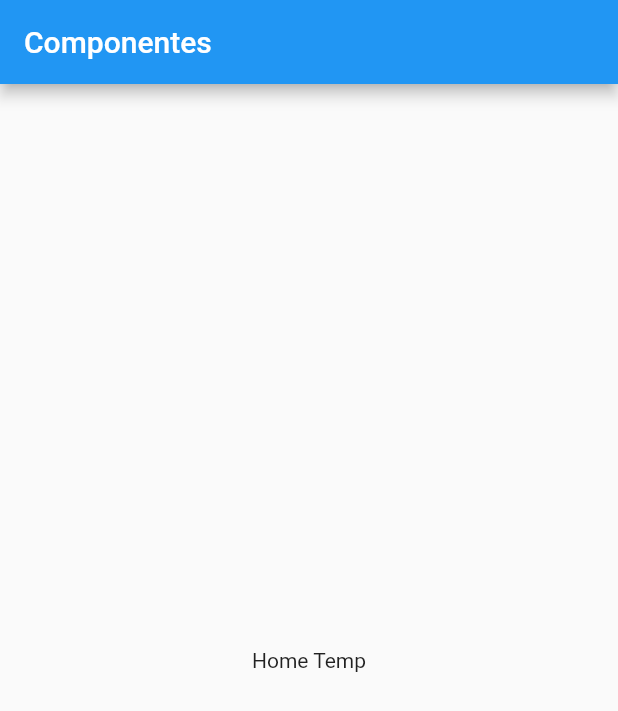
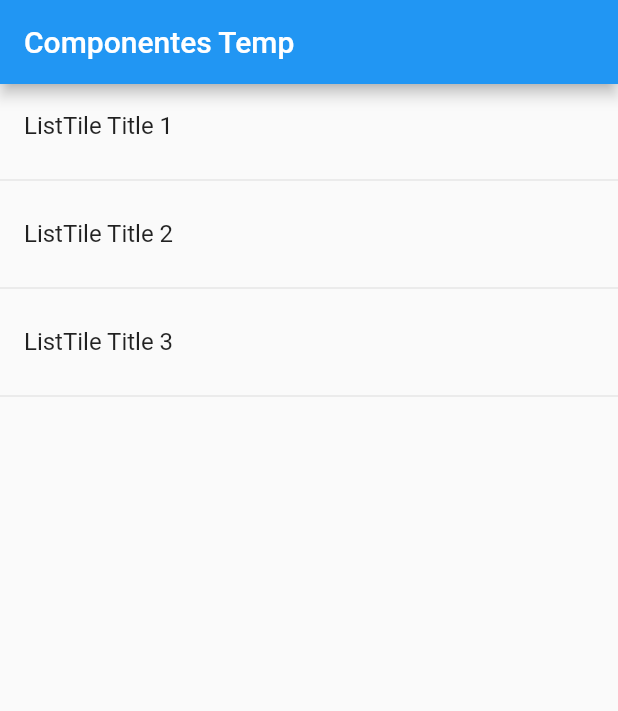
Before and after one commit to marcosihe/flutter_components, a Flutter app: the screen it shows after launch, on a phone screen of 412 x 824 dp. Shown: the top 711 px of the screen. Run offline on Flutter 3.47's test engine with Material 2 defaults, Android fonts, the phone set to English and light mode, and no system bars.

Commit message:
Se hizo uso de los widgets ListView and ListTile.

```diff
--- a/lib/main.dart
+++ b/lib/main.dart
@@ -9,12 +9,7 @@ class MyApp extends StatelessWidget {
     return MaterialApp(
       debugShowCheckedModeBanner: false,
       title: 'Componentes App',
-      home: Scaffold(
-        appBar: AppBar(
-          title: Text('Componentes'),
-        ),
-        body: HomePageTemp()
-      ),
+      home: HomePageTemp()
     );
   }
 }
--- a/lib/src/pages/home_temp.dart
+++ b/lib/src/pages/home_temp.dart
@@ -3,8 +3,26 @@ import 'package:flutter/material.dart';
 class HomePageTemp extends StatelessWidget {
   @override
   Widget build(BuildContext context) {
-    return Center(
-      child: Text('Home Temp'),
+    return Scaffold(
+      appBar: AppBar(
+        title: Text('Componentes Temp'),
+      ),
+      body: ListView(
+        children: <Widget>[
+          ListTile(
+            title: Text('ListTile Title 1'),
+          ),
+          Divider(),
+          ListTile(
+            title: Text('ListTile Title 2'),
+          ),
+          Divider(),
+          ListTile(
+            title: Text('ListTile Title 3'),
+          ),
+          Divider()
+        ],
+      ),
     );
   }
 }
```
